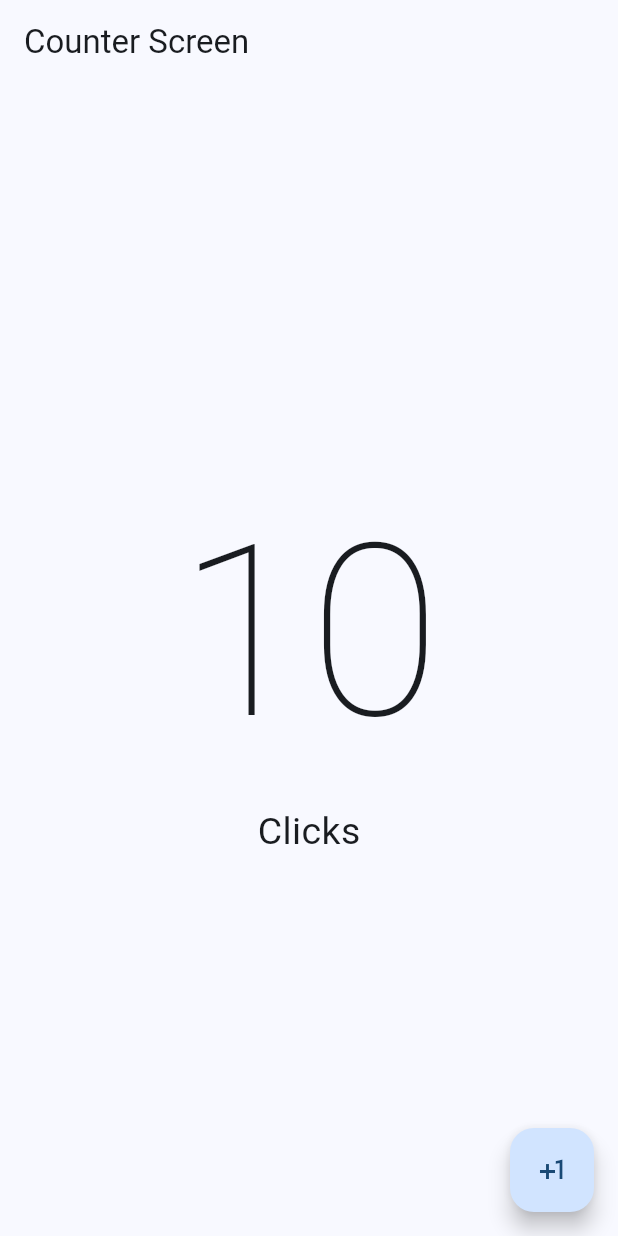
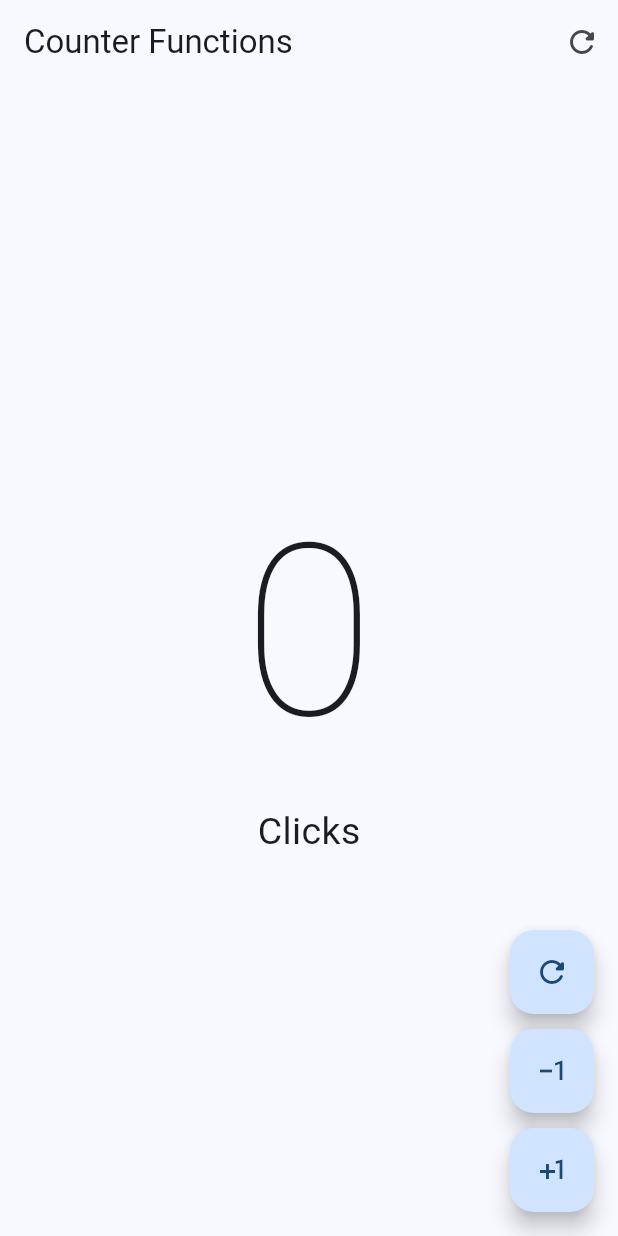
Before and after one commit to Maldy08/hello_world_app, a Flutter app: the screen it shows after launch, on a phone screen of 412 x 824 dp. Run offline on Flutter 3.47's test engine with Material 2 defaults, Android fonts, the phone set to English and light mode, and no system bars.

Commit message:
seccion finalizada

```diff
--- a/lib/main.dart
+++ b/lib/main.dart
@@ -1,5 +1,6 @@
 import 'package:flutter/material.dart';
-import 'package:hello_world_app/presentation/screens/counter/counter_screen.dart';
+import 'package:hello_world_app/presentation/screens/counter/counter_functions_screen.dart';
+//import 'package:hello_world_app/presentation/screens/counter/counter_screen.dart';
 
 void main() => runApp(const MyApp());
 
@@ -10,7 +11,7 @@ class MyApp extends StatelessWidget {
   Widget build(BuildContext context) {
     return MaterialApp(
       debugShowCheckedModeBanner: false,
-      home: const CounterScreen(),
+      home: const CounterFunctionsScreen(),
       theme: ThemeData(
         useMaterial3: true,
         colorSchemeSeed: Colors.blue,
--- /dev/null
+++ b/lib/presentation/screens/counter/counter_functions_screen.dart
@@ -0,0 +1,101 @@
+import 'package:flutter/material.dart';
+
+class CounterFunctionsScreen extends StatefulWidget {
+  const CounterFunctionsScreen({super.key});
+
+  @override
+  State<CounterFunctionsScreen> createState() => _CounterFunctionsScreenState();
+}
+
+class _CounterFunctionsScreenState extends State<CounterFunctionsScreen> {
+  int clickCounter = 0;
+  @override
+  Widget build(BuildContext context) {
+    return Scaffold(
+        appBar: AppBar(
+          title: const Text('Counter Functions'),
+          actions: [
+            IconButton(
+              onPressed: () {
+                setState(() {
+                  clickCounter = 0;
+                });
+              },
+              icon: const Icon(Icons.refresh_rounded),
+            )
+          ],
+        ),
+        body: Center(
+          child: Column(
+            mainAxisAlignment: MainAxisAlignment.center,
+            children: [
+              Text(
+                '$clickCounter',
+                style:
+                    const TextStyle(fontSize: 160, fontWeight: FontWeight.w100),
+              ),
+              Text(
+                'Click${clickCounter == 1 ? '' : 's'}',
+                style: const TextStyle(fontSize: 25),
+              ),
+            ],
+          ),
+        ),
+        floatingActionButton: Column(
+          mainAxisAlignment: MainAxisAlignment.end,
+          children: [
+            CustomButton(
+              icon: Icons.refresh_rounded,
+              onPressed: () {
+                setState(() {
+                  clickCounter = 0;
+                });
+              },
+            ),
+            const SizedBox(
+              height: 10,
+            ),
+            CustomButton(
+              icon: Icons.exposure_minus_1_outlined,
+              onPressed: () {
+                setState(() {
+                  if (clickCounter == 0) return;
+                  clickCounter--;
+                });
+              },
+            ),
+            const SizedBox(
+              height: 10,
+            ),
+            CustomButton(
+              icon: Icons.plus_one_outlined,
+              onPressed: () {
+                setState(() {
+                  clickCounter++;
+                });
+              },
+            ),
+          ],
+        ));
+  }
+}
+
+class CustomButton extends StatelessWidget {
+  final IconData icon;
+  final VoidCallback? onPressed;
+
+  const CustomButton({
+    super.key,
+    required this.icon,
+    this.onPressed,
+  });
+
+  @override
+  Widget build(BuildContext context) {
+    return FloatingActionButton(
+      enableFeedback: true,
+      onPressed: onPressed,
+      child: Icon(icon),
+    );
+  }
+}
--- a/lib/presentation/screens/counter/counter_screen.dart
+++ b/lib/presentation/screens/counter/counter_screen.dart
@@ -1,8 +1,14 @@
 import 'package:flutter/material.dart';
 
-class CounterScreen extends StatelessWidget {
+class CounterScreen extends StatefulWidget {
   const CounterScreen({super.key});
 
+  @override
+  State<CounterScreen> createState() => _CounterScreenState();
+}
+
+class _CounterScreenState extends State<CounterScreen> {
+  int clickCounter = 0;
   @override
   Widget build(BuildContext context) {
     return Scaffold(
@@ -12,20 +18,25 @@ class CounterScreen extends StatelessWidget {
       body: Center(
         child: Column(
           mainAxisAlignment: MainAxisAlignment.center,
-          children: const [
+          children: [
             Text(
-              '10',
-              style: TextStyle(fontSize: 160, fontWeight: FontWeight.w100),
+              '$clickCounter',
+              style:
+                  const TextStyle(fontSize: 160, fontWeight: FontWeight.w100),
             ),
-            Text(
-              'Clicks',
-              style: TextStyle(fontSize: 25),
+             Text(
+               'Click${clickCounter == 1 ? '' : 's'}',
+              style: const TextStyle(fontSize: 25),
             ),
           ],
         ),
       ),
       floatingActionButton: FloatingActionButton(
-        onPressed: () {},
+        onPressed: () {
+          setState(() {
+            clickCounter++;
+          });
+        },
         child: const Icon(
           Icons.plus_one,
         ),
```
